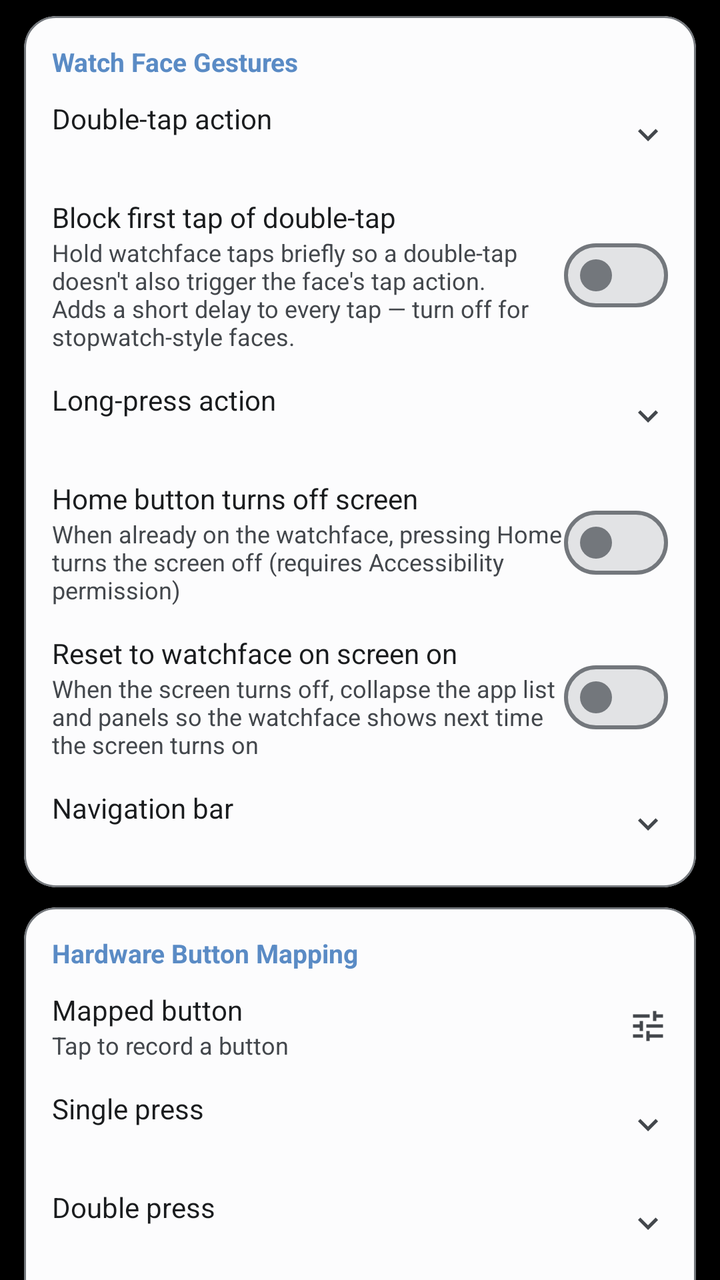
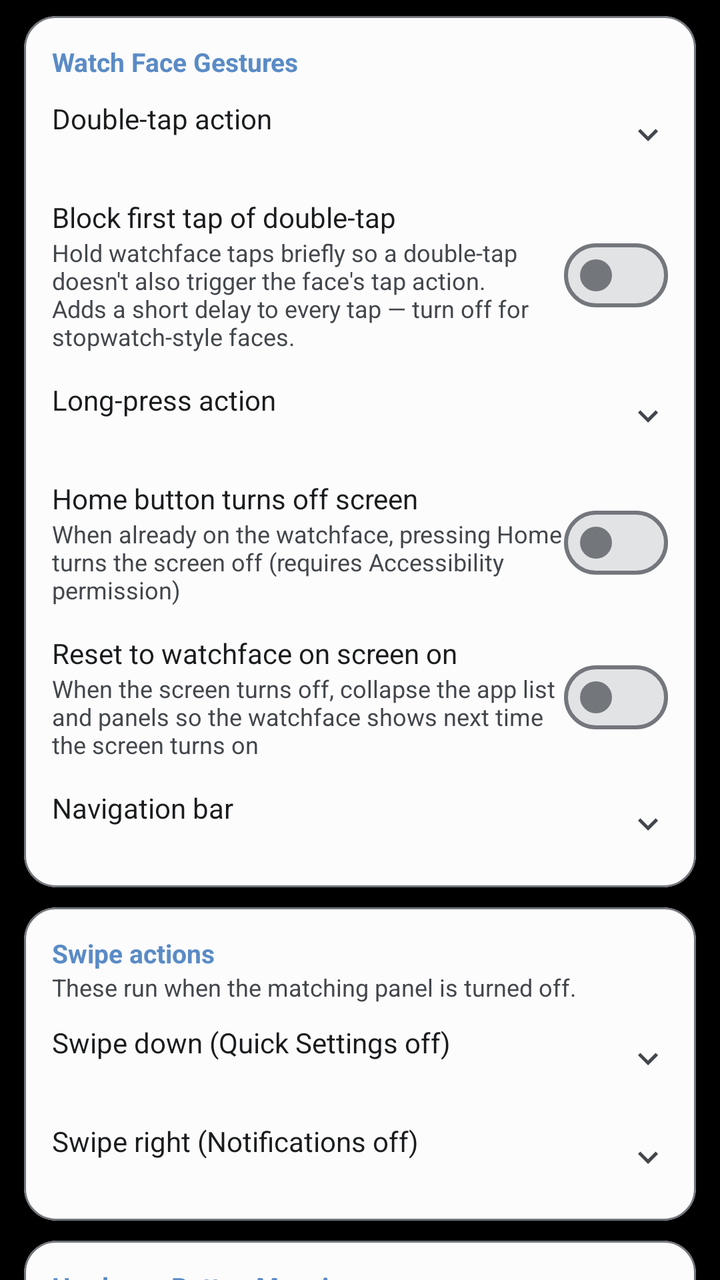

Before-and-after screenshots of an Android layout around one commit, followed by the original layout XML and the change that was made.
<!-- AndroidManifest.xml: application theme Theme.CloX -->
<!-- res/layout/fragment_settings_gestures.xml -->
<?xml version="1.0" encoding="utf-8"?>
<androidx.core.widget.NestedScrollView
    xmlns:android="http://schemas.android.com/apk/res/android"
    xmlns:app="http://schemas.android.com/apk/res-auto"
    android:layout_width="match_parent"
    android:layout_height="match_parent"
    android:clipToPadding="false"
    android:fillViewport="true">

    <LinearLayout
        android:layout_width="match_parent"
        android:layout_height="wrap_content"
        android:orientation="vertical"
        android:paddingTop="8dp"
        android:paddingBottom="16dp">

        
        <com.google.android.material.card.MaterialCardView
            android:layout_width="match_parent" android:layout_height="wrap_content"
            android:layout_marginHorizontal="12dp" android:layout_marginBottom="10dp"
            app:cardCornerRadius="16dp" app:cardElevation="0dp"
            app:strokeWidth="1dp" app:strokeColor="?attr/colorOutline"
            app:cardBackgroundColor="?attr/colorSurface">
            <LinearLayout android:layout_width="match_parent" android:layout_height="wrap_content"
                android:orientation="vertical" android:padding="14dp">
                <TextView android:layout_width="wrap_content" android:layout_height="wrap_content"
                    android:text="@string/pref_gestures_watchface_category"
                    android:textSize="13sp" android:textStyle="bold"
                    android:textColor="?attr/colorPrimary" android:layout_marginBottom="10dp" />

                
                <LinearLayout android:id="@+id/rowDoubleTap"
                    android:layout_width="match_parent" android:layout_height="wrap_content"
                    android:orientation="horizontal" android:gravity="center_vertical"
                    android:clickable="true" android:focusable="true"
                    android:background="?attr/selectableItemBackground">
                    <LinearLayout android:layout_width="0dp" android:layout_height="wrap_content"
                        android:layout_weight="1" android:orientation="vertical">
                        <TextView android:layout_width="wrap_content" android:layout_height="wrap_content"
                            android:text="@string/pref_double_tap_title"
                            android:textSize="14sp" android:textColor="?attr/colorOnSurface" />
                        <TextView android:id="@+id/tvDoubleTap"
                            android:layout_width="wrap_content" android:layout_height="wrap_content"
                            android:textSize="12sp" android:textColor="?attr/colorOnSurfaceVariant" />
                    </LinearLayout>
                    <ImageView android:layout_width="20dp" android:layout_height="20dp"
                        android:src="@drawable/ic_expand_more" app:tint="?attr/colorOnSurfaceVariant" />
                </LinearLayout>

                
                <LinearLayout android:layout_width="match_parent" android:layout_height="wrap_content"
                    android:orientation="horizontal" android:gravity="center_vertical"
                    android:layout_marginTop="14dp">
                    <LinearLayout android:layout_width="0dp" android:layout_height="wrap_content"
                        android:layout_weight="1" android:orientation="vertical">
                        <TextView android:layout_width="wrap_content" android:layout_height="wrap_content"
                            android:text="@string/pref_double_tap_hold_title"
                            android:textSize="14sp" android:textColor="?attr/colorOnSurface" />
                        <TextView android:layout_width="match_parent" android:layout_height="wrap_content"
                            android:text="@string/pref_double_tap_hold_summary"
                            android:textSize="12sp" android:textColor="?attr/colorOnSurfaceVariant" />
                    </LinearLayout>
                    <com.google.android.material.materialswitch.MaterialSwitch
                        android:id="@+id/switchDoubleTapHold"
                        android:layout_width="wrap_content" android:layout_height="wrap_content" />
                </LinearLayout>

                
                <LinearLayout android:id="@+id/rowLongPress"
                    android:layout_width="match_parent" android:layout_height="wrap_content"
                    android:orientation="horizontal" android:gravity="center_vertical"
                    android:layout_marginTop="14dp"
                    android:clickable="true" android:focusable="true"
                    android:background="?attr/selectableItemBackground">
                    <LinearLayout android:layout_width="0dp" android:layout_height="wrap_content"
                        android:layout_weight="1" android:orientation="vertical">
                        <TextView android:layout_width="wrap_content" android:layout_height="wrap_content"
                            android:text="@string/pref_long_press_title"
                            android:textSize="14sp" android:textColor="?attr/colorOnSurface" />
                        <TextView android:id="@+id/tvLongPress"
                            android:layout_width="wrap_content" android:layout_height="wrap_content"
                            android:textSize="12sp" android:textColor="?attr/colorOnSurfaceVariant" />
                    </LinearLayout>
                    <ImageView android:layout_width="20dp" android:layout_height="20dp"
                        android:src="@drawable/ic_expand_more" app:tint="?attr/colorOnSurfaceVariant" />
                </LinearLayout>

                
                <LinearLayout android:layout_width="match_parent" android:layout_height="wrap_content"
                    android:orientation="horizontal" android:gravity="center_vertical"
                    android:layout_marginTop="14dp">
                    <LinearLayout android:layout_width="0dp" android:layout_height="wrap_content"
                        android:layout_weight="1" android:orientation="vertical">
                        <TextView android:layout_width="wrap_content" android:layout_height="wrap_content"
                            android:text="@string/pref_home_press_screen_off_title"
                            android:textSize="14sp" android:textColor="?attr/colorOnSurface" />
                        <TextView android:layout_width="wrap_content" android:layout_height="wrap_content"
                            android:text="@string/pref_home_press_screen_off_summary"
                            android:textSize="12sp" android:textColor="?attr/colorOnSurfaceVariant" />
                    </LinearLayout>
                    <com.google.android.material.materialswitch.MaterialSwitch
                        android:id="@+id/switchHomePressOff"
                        android:layout_width="wrap_content" android:layout_height="wrap_content" />
                </LinearLayout>

                
                <LinearLayout android:layout_width="match_parent" android:layout_height="wrap_content"
                    android:orientation="horizontal" android:gravity="center_vertical"
                    android:layout_marginTop="14dp">
                    <LinearLayout android:layout_width="0dp" android:layout_height="wrap_content"
                        android:layout_weight="1" android:orientation="vertical">
                        <TextView android:layout_width="wrap_content" android:layout_height="wrap_content"
                            android:text="@string/pref_reset_watchface_on_screen_title"
                            android:textSize="14sp" android:textColor="?attr/colorOnSurface" />
                        <TextView android:layout_width="match_parent" android:layout_height="wrap_content"
                            android:text="@string/pref_reset_watchface_on_screen_summary"
                            android:textSize="12sp" android:textColor="?attr/colorOnSurfaceVariant" />
                    </LinearLayout>
                    <com.google.android.material.materialswitch.MaterialSwitch
                        android:id="@+id/switchResetWatchface"
                        android:layout_width="wrap_content" android:layout_height="wrap_content" />
                </LinearLayout>

                
                <LinearLayout android:id="@+id/rowNavBar"
                    android:layout_width="match_parent" android:layout_height="wrap_content"
                    android:orientation="horizontal" android:gravity="center_vertical"
                    android:layout_marginTop="14dp"
                    android:clickable="true" android:focusable="true"
                    android:background="?attr/selectableItemBackground">
                    <LinearLayout android:layout_width="0dp" android:layout_height="wrap_content"
                        android:layout_weight="1" android:orientation="vertical">
                        <TextView android:layout_width="wrap_content" android:layout_height="wrap_content"
                            android:text="@string/pref_nav_bar_title"
                            android:textSize="14sp" android:textColor="?attr/colorOnSurface" />
                        <TextView android:id="@+id/tvNavBar"
                            android:layout_width="wrap_content" android:layout_height="wrap_content"
                            android:textSize="12sp" android:textColor="?attr/colorOnSurfaceVariant" />
                    </LinearLayout>
                    <ImageView android:layout_width="20dp" android:layout_height="20dp"
                        android:src="@drawable/ic_expand_more" app:tint="?attr/colorOnSurfaceVariant" />
                </LinearLayout>

            </LinearLayout>
        </com.google.android.material.card.MaterialCardView>

        
        <com.google.android.material.card.MaterialCardView
            android:layout_width="match_parent" android:layout_height="wrap_content"
            android:layout_marginHorizontal="12dp" android:layout_marginBottom="10dp"
            app:cardCornerRadius="16dp" app:cardElevation="0dp"
            app:strokeWidth="1dp" app:strokeColor="?attr/colorOutline"
            app:cardBackgroundColor="?attr/colorSurface">
            <LinearLayout android:layout_width="match_parent" android:layout_height="wrap_content"
                android:orientation="vertical" android:padding="14dp">
                <TextView android:layout_width="wrap_content" android:layout_height="wrap_content"
                    android:text="@string/pref_btn_map_category"
                    android:textSize="13sp" android:textStyle="bold"
                    android:textColor="?attr/colorPrimary" android:layout_marginBottom="10dp" />

                
                <LinearLayout android:id="@+id/rowBtnRecord"
                    android:layout_width="match_parent" android:layout_height="wrap_content"
                    android:orientation="horizontal" android:gravity="center_vertical"
                    android:clickable="true" android:focusable="true"
                    android:background="?attr/selectableItemBackground">
                    <LinearLayout android:layout_width="0dp" android:layout_height="wrap_content"
                        android:layout_weight="1" android:orientation="vertical">
                        <TextView android:layout_width="wrap_content" android:layout_height="wrap_content"
                            android:text="@string/pref_btn_map_record_title"
                            android:textSize="14sp" android:textColor="?attr/colorOnSurface" />
                        <TextView android:id="@+id/tvBtnRecord"
                            android:layout_width="wrap_content" android:layout_height="wrap_content"
                            android:text="@string/pref_btn_map_record_summary"
                            android:textSize="12sp" android:textColor="?attr/colorOnSurfaceVariant" />
                    </LinearLayout>
                    <ImageView android:layout_width="20dp" android:layout_height="20dp"
                        android:src="@drawable/ic_tune" app:tint="?attr/colorOnSurfaceVariant" />
                </LinearLayout>

                
                <LinearLayout android:id="@+id/rowBtnSingle"
                    android:layout_width="match_parent" android:layout_height="wrap_content"
                    android:orientation="horizontal" android:gravity="center_vertical"
                    android:layout_marginTop="14dp"
                    android:clickable="true" android:focusable="true"
                    android:background="?attr/selectableItemBackground">
                    <LinearLayout android:layout_width="0dp" android:layout_height="wrap_content"
                        android:layout_weight="1" android:orientation="vertical">
                        <TextView android:layout_width="wrap_content" android:layout_height="wrap_content"
                            android:text="@string/pref_btn_single_title"
                            android:textSize="14sp" android:textColor="?attr/colorOnSurface" />
                        <TextView android:id="@+id/tvBtnSingle"
                            android:layout_width="wrap_content" android:layout_height="wrap_content"
                            android:textSize="12sp" android:textColor="?attr/colorOnSurfaceVariant" />
                    </LinearLayout>
                    <ImageView android:layout_width="20dp" android:layout_height="20dp"
                        android:src="@drawable/ic_expand_more" app:tint="?attr/colorOnSurfaceVariant" />
                </LinearLayout>

                
                <LinearLayout android:id="@+id/rowBtnDouble"
                    android:layout_width="match_parent" android:layout_height="wrap_content"
                    android:orientation="horizontal" android:gravity="center_vertical"
                    android:layout_marginTop="14dp"
                    android:clickable="true" android:focusable="true"
                    android:background="?attr/selectableItemBackground">
                    <LinearLayout android:layout_width="0dp" android:layout_height="wrap_content"
                        android:layout_weight="1" android:orientation="vertical">
                        <TextView android:layout_width="wrap_content" android:layout_height="wrap_content"
                            android:text="@string/pref_btn_double_title"
                            android:textSize="14sp" android:textColor="?attr/colorOnSurface" />
                        <TextView android:id="@+id/tvBtnDouble"
                            android:layout_width="wrap_content" android:layout_height="wrap_content"
                            android:textSize="12sp" android:textColor="?attr/colorOnSurfaceVariant" />
                    </LinearLayout>
                    <ImageView android:layout_width="20dp" android:layout_height="20dp"
                        android:src="@drawable/ic_expand_more" app:tint="?attr/colorOnSurfaceVariant" />
                </LinearLayout>

                
                <LinearLayout android:id="@+id/rowBtnLong"
                    android:layout_width="match_parent" android:layout_height="wrap_content"
                    android:orientation="horizontal" android:gravity="center_vertical"
                    android:layout_marginTop="14dp"
                    android:clickable="true" android:focusable="true"
                    android:background="?attr/selectableItemBackground">
                    <LinearLayout android:layout_width="0dp" android:layout_height="wrap_content"
                        android:layout_weight="1" android:orientation="vertical">
                        <TextView android:layout_width="wrap_content" android:layout_height="wrap_content"
                            android:text="@string/pref_btn_long_title"
                            android:textSize="14sp" android:textColor="?attr/colorOnSurface" />
                        <TextView android:id="@+id/tvBtnLong"
                            android:layout_width="wrap_content" android:layout_height="wrap_content"
                            android:textSize="12sp" android:textColor="?attr/colorOnSurfaceVariant" />
                    </LinearLayout>
                    <ImageView android:layout_width="20dp" android:layout_height="20dp"
                        android:src="@drawable/ic_expand_more" app:tint="?attr/colorOnSurfaceVariant" />
                </LinearLayout>

                
                <com.google.android.material.button.MaterialButton
                    android:id="@+id/btnClearBtnMap"
                    style="@style/Widget.Material3.Button.TextButton"
                    android:layout_width="wrap_content" android:layout_height="wrap_content"
                    android:layout_marginTop="8dp"
                    android:text="@string/pref_btn_map_clear_title"
                    android:visibility="gone" />

            </LinearLayout>
        </com.google.android.material.card.MaterialCardView>

    </LinearLayout>
</androidx.core.widget.NestedScrollView>
<!-- resources referenced by this layout -->
<resources>
  <!-- drawable ic_expand_more (drawable) -->
  <?xml version="1.0" encoding="utf-8"?>
  <vector xmlns:android="http://schemas.android.com/apk/res/android"
      android:width="24dp" android:height="24dp"
      android:viewportWidth="24" android:viewportHeight="24"
      android:tint="?attr/colorControlNormal">
      <path android:fillColor="@android:color/white"
          android:pathData="M16.59,8.59L12,13.17 7.41,8.59 6,10l6,6 6,-6 -1.41,-1.41z"/>
  </vector>
  <!-- drawable ic_tune (drawable) -->
  <vector xmlns:android="http://schemas.android.com/apk/res/android" android:width="24dp" android:height="24dp" android:viewportWidth="24" android:viewportHeight="24">
      <path android:fillColor="?attr/colorOnSurface" android:pathData="M3,17v2h6v-2H3zM3,5v2h10V5H3zM13,21v-2h8v-2h-8v-2h-2v6h2zM7,9v2H3v2h4v2h2V9H7zM21,13v-2H11v2h10zM15,9h2V7h4V5h-4V3h-2v6z"/>
  </vector>
  <string name="pref_btn_double_title">Double press</string>
  <string name="pref_btn_long_title">Long press</string>
  <string name="pref_btn_map_category">Hardware Button Mapping</string>
  <string name="pref_btn_map_clear_title">Clear button mapping</string>
  <string name="pref_btn_map_record_summary">Tap to record a button</string>
  <string name="pref_btn_map_record_title">Mapped button</string>
  <string name="pref_btn_single_title">Single press</string>
  <string name="pref_double_tap_hold_summary">Hold watchface taps briefly so a double-tap doesn\'t also trigger the face\'s tap action. Adds a short delay to every tap — turn off for stopwatch-style faces.</string>
  <string name="pref_double_tap_hold_title">Block first tap of double-tap</string>
  <string name="pref_double_tap_title">Double-tap action</string>
  <string name="pref_gestures_watchface_category">Watch Face Gestures</string>
  <string name="pref_home_press_screen_off_summary">When already on the watchface, pressing Home turns the screen off (requires Accessibility permission)</string>
  <string name="pref_home_press_screen_off_title">Home button turns off screen</string>
  <string name="pref_long_press_title">Long-press action</string>
  <string name="pref_nav_bar_title">Navigation bar</string>
  <string name="pref_reset_watchface_on_screen_summary">When the screen turns off, collapse the app list and panels so the watchface shows next time the screen turns on</string>
  <string name="pref_reset_watchface_on_screen_title">Reset to watchface on screen on</string>
  <style name="Theme.CloX" parent="Base.Theme.CloX">
          <item name="android:windowBackground">@android:color/black</item>
          <item name="android:windowAnimationStyle">@null</item>
          <item name="android:windowShowWallpaper">true</item>
      </style>
  <color name="brand_500">#5A8BC5</color>
  <color name="brand_on_accent_light">#FFFFFF</color>
  <color name="brand_container_light">#D6E6F5</color>
  <color name="brand_on_container_light">#0F2B44</color>
  <color name="brand_300">#82ABD0</color>
  <color name="m3_background">#FCFCFD</color>
  <color name="m3_surface">#FCFCFD</color>
  <color name="m3_on_surface">#1A1C1E</color>
  <color name="m3_surface_variant">#E1E2E6</color>
  <color name="m3_on_surface_variant">#43474C</color>
  <color name="m3_surface_container_lowest">#FFFFFF</color>
  <color name="m3_surface_container_low">#F4F4F5</color>
  <color name="m3_surface_container">#EEEEF0</color>
  <color name="m3_surface_container_high">#E8E9EB</color>
  <color name="m3_surface_container_highest">#E2E3E5</color>
  <color name="m3_surface_bright">#FCFCFD</color>
  <color name="m3_surface_dim">#DBDBDD</color>
  <color name="m3_inverse_surface">#2F3133</color>
  <color name="m3_inverse_on_surface">#F1F0F2</color>
  <color name="m3_outline">#73777C</color>
  <color name="m3_outline_variant">#C3C6CC</color>
  <!-- unchanged entries left out for length: 1 -->
</resources>

<!-- the commit's change to res/layout/fragment_settings_gestures.xml (unified diff, before → after) -->
@@ -154,11 +154,76 @@
             <LinearLayout android:layout_width="match_parent" android:layout_height="wrap_content"
                 android:orientation="vertical" android:padding="14dp">
                 <TextView android:layout_width="wrap_content" android:layout_height="wrap_content"
+                    android:text="@string/pref_swipe_category"
+                    android:textSize="13sp" android:textStyle="bold"
+                    android:textColor="?attr/colorPrimary" />
+                <TextView android:layout_width="match_parent" android:layout_height="wrap_content"
+                    android:text="@string/pref_swipe_category_summary"
+                    android:textSize="12sp" android:textColor="?attr/colorOnSurfaceVariant"
+                    android:layout_marginBottom="10dp" />
+
+                
+                <LinearLayout android:id="@+id/rowSwipeDown"
+                    android:layout_width="match_parent" android:layout_height="wrap_content"
+                    android:orientation="horizontal" android:gravity="center_vertical"
+                    android:clickable="true" android:focusable="true"
+                    android:background="?attr/selectableItemBackground">
+                    <LinearLayout android:layout_width="0dp" android:layout_height="wrap_content"
+                        android:layout_weight="1" android:orientation="vertical">
+                        <TextView android:layout_width="wrap_content" android:layout_height="wrap_content"
+                            android:text="@string/pref_swipe_down_title"
+                            android:textSize="14sp" android:textColor="?attr/colorOnSurface" />
+                        <TextView android:id="@+id/tvSwipeDown"
+                            android:layout_width="wrap_content" android:layout_height="wrap_content"
+                            android:textSize="12sp" android:textColor="?attr/colorOnSurfaceVariant" />
+                    </LinearLayout>
+                    <ImageView android:layout_width="20dp" android:layout_height="20dp"
+                        android:src="@drawable/ic_expand_more" app:tint="?attr/colorOnSurfaceVariant" />
+                </LinearLayout>
+
+                
+                <LinearLayout android:id="@+id/rowSwipeRight"
+                    android:layout_width="match_parent" android:layout_height="wrap_content"
+                    android:orientation="horizontal" android:gravity="center_vertical"
+                    android:layout_marginTop="14dp"
+                    android:clickable="true" android:focusable="true"
+                    android:background="?attr/selectableItemBackground">
+                    <LinearLayout android:layout_width="0dp" android:layout_height="wrap_content"
+                        android:layout_weight="1" android:orientation="vertical">
+                        <TextView android:layout_width="wrap_content" android:layout_height="wrap_content"
+                            android:text="@string/pref_swipe_right_title"
+                            android:textSize="14sp" android:textColor="?attr/colorOnSurface" />
+                        <TextView android:id="@+id/tvSwipeRight"
+                            android:layout_width="wrap_content" android:layout_height="wrap_content"
+                            android:textSize="12sp" android:textColor="?attr/colorOnSurfaceVariant" />
+                    </LinearLayout>
+                    <ImageView android:layout_width="20dp" android:layout_height="20dp"
+                        android:src="@drawable/ic_expand_more" app:tint="?attr/colorOnSurfaceVariant" />
+                </LinearLayout>
+
+            </LinearLayout>
+        </com.google.android.material.card.MaterialCardView>
+
+        
+        <com.google.android.material.card.MaterialCardView
+            android:layout_width="match_parent" android:layout_height="wrap_content"
+            android:layout_marginHorizontal="12dp" android:layout_marginBottom="10dp"
+            app:cardCornerRadius="16dp" app:cardElevation="0dp"
+            app:strokeWidth="1dp" app:strokeColor="?attr/colorOutline"
+            app:cardBackgroundColor="?attr/colorSurface">
+            <LinearLayout android:layout_width="match_parent" android:layout_height="wrap_content"
+                android:orientation="vertical" android:padding="14dp">
+                <TextView android:layout_width="wrap_content" android:layout_height="wrap_content"
                     android:text="@string/pref_btn_map_category"
                     android:textSize="13sp" android:textStyle="bold"
                     android:textColor="?attr/colorPrimary" android:layout_marginBottom="10dp" />
 
                 
+                <LinearLayout android:id="@+id/containerButtons"
+                    android:layout_width="match_parent" android:layout_height="wrap_content"
+                    android:orientation="vertical" />
+
+                
                 <LinearLayout android:id="@+id/rowBtnRecord"
                     android:layout_width="match_parent" android:layout_height="wrap_content"
                     android:orientation="horizontal" android:gravity="center_vertical"
@@ -167,85 +232,15 @@
                     <LinearLayout android:layout_width="0dp" android:layout_height="wrap_content"
                         android:layout_weight="1" android:orientation="vertical">
                         <TextView android:layout_width="wrap_content" android:layout_height="wrap_content"
-                            android:text="@string/pref_btn_map_record_title"
-                            android:textSize="14sp" android:textColor="?attr/colorOnSurface" />
-                        <TextView android:id="@+id/tvBtnRecord"
-                            android:layout_width="wrap_content" android:layout_height="wrap_content"
-                            android:text="@string/pref_btn_map_record_summary"
-                            android:textSize="12sp" android:textColor="?attr/colorOnSurfaceVariant" />
-                    </LinearLayout>
-                    <ImageView android:layout_width="20dp" android:layout_height="20dp"
-                        android:src="@drawable/ic_tune" app:tint="?attr/colorOnSurfaceVariant" />
-                </LinearLayout>
-
-                
-                <LinearLayout android:id="@+id/rowBtnSingle"
-                    android:layout_width="match_parent" android:layout_height="wrap_content"
-                    android:orientation="horizontal" android:gravity="center_vertical"
-                    android:layout_marginTop="14dp"
-                    android:clickable="true" android:focusable="true"
-                    android:background="?attr/selectableItemBackground">
-                    <LinearLayout android:layout_width="0dp" android:layout_height="wrap_content"
-                        android:layout_weight="1" android:orientation="vertical">
-                        <TextView android:layout_width="wrap_content" android:layout_height="wrap_content"
-                            android:text="@string/pref_btn_single_title"
-                            android:textSize="14sp" android:textColor="?attr/colorOnSurface" />
-                        <TextView android:id="@+id/tvBtnSingle"
-                            android:layout_width="wrap_content" android:layout_height="wrap_content"
-                            android:textSize="12sp" android:textColor="?attr/colorOnSurfaceVariant" />
-                    </LinearLayout>
-                    <ImageView android:layout_width="20dp" android:layout_height="20dp"
-                        android:src="@drawable/ic_expand_more" app:tint="?attr/colorOnSurfaceVariant" />
-                </LinearLayout>
-
-                
-                <LinearLayout android:id="@+id/rowBtnDouble"
-                    android:layout_width="match_parent" android:layout_height="wrap_content"
-                    android:orientation="horizontal" android:gravity="center_vertical"
-                    android:layout_marginTop="14dp"
-                    android:clickable="true" android:focusable="true"
-                    android:background="?attr/selectableItemBackground">
-                    <LinearLayout android:layout_width="0dp" android:layout_height="wrap_content"
-                        android:layout_weight="1" android:orientation="vertical">
-                        <TextView android:layout_width="wrap_content" android:layout_height="wrap_content"
-                            android:text="@string/pref_btn_double_title"
-                            android:textSize="14sp" android:textColor="?attr/colorOnSurface" />
-                        <TextView android:id="@+id/tvBtnDouble"
-                            android:layout_width="wrap_content" android:layout_height="wrap_content"
-                            android:textSize="12sp" android:textColor="?attr/colorOnSurfaceVariant" />
-                    </LinearLayout>
-                    <ImageView android:layout_width="20dp" android:layout_height="20dp"
-                        android:src="@drawable/ic_expand_more" app:tint="?attr/colorOnSurfaceVariant" />
-                </LinearLayout>
-
-                
-                <LinearLayout android:id="@+id/rowBtnLong"
-                    android:layout_width="match_parent" android:layout_height="wrap_content"
-                    android:orientation="horizontal" android:gravity="center_vertical"
-                    android:layout_marginTop="14dp"
-                    android:clickable="true" android:focusable="true"
-                    android:background="?attr/selectableItemBackground">
-                    <LinearLayout android:layout_width="0dp" android:layout_height="wrap_content"
-                        android:layout_weight="1" android:orientation="vertical">
-                        <TextView android:layout_width="wrap_content" android:layout_height="wrap_content"
-                            android:text="@string/pref_btn_long_title"
-                            android:textSize="14sp" android:textColor="?attr/colorOnSurface" />
-                        <TextView android:id="@+id/tvBtnLong"
-                            android:layout_width="wrap_content" android:layout_height="wrap_content"
-                            android:textSize="12sp" android:textColor="?attr/colorOnSurfaceVariant" />
-                    </LinearLayout>
-                    <ImageView android:layout_width="20dp" android:layout_height="20dp"
-                        android:src="@drawable/ic_expand_more" app:tint="?attr/colorOnSurfaceVariant" />
-                </LinearLayout>
-
-                
-                <com.google.android.material.button.MaterialButton
-                    android:id="@+id/btnClearBtnMap"
-                    style="@style/Widget.Material3.Button.TextButton"
-                    android:layout_width="wrap_content" android:layout_height="wrap_content"
-                    android:layout_marginTop="8dp"
-                    android:text="@string/pref_btn_map_clear_title"
-                    android:visibility="gone" />
+                            android:text="@string/pref_btn_add_title"
+                            android:textSize="14sp" android:textColor="?attr/colorPrimary" />
+                        <TextView android:layout_width="wrap_content" android:layout_height="wrap_content"
+                            android:text="@string/pref_btn_add_summary"
+                            android:textSize="12sp" android:textColor="?attr/colorOnSurfaceVariant" />
+                    </LinearLayout>
+                    <ImageView android:layout_width="20dp" android:layout_height="20dp"
+                        android:src="@drawable/ic_tune" app:tint="?attr/colorPrimary" />
+                </LinearLayout>
 
             </LinearLayout>
         </com.google.android.material.card.MaterialCardView>
<!-- resource entries referenced after the edit -->
@@ -13,13 +13,9 @@
   <vector xmlns:android="http://schemas.android.com/apk/res/android" android:width="24dp" android:height="24dp" android:viewportWidth="24" android:viewportHeight="24">
       <path android:fillColor="?attr/colorOnSurface" android:pathData="M3,17v2h6v-2H3zM3,5v2h10V5H3zM13,21v-2h8v-2h-8v-2h-2v6h2zM7,9v2H3v2h4v2h2V9H7zM21,13v-2H11v2h10zM15,9h2V7h4V5h-4V3h-2v6z"/>
   </vector>
-  <string name="pref_btn_double_title">Double press</string>
-  <string name="pref_btn_long_title">Long press</string>
+  <string name="pref_btn_add_summary">Tap to record another button</string>
+  <string name="pref_btn_add_title">Add button</string>
   <string name="pref_btn_map_category">Hardware Button Mapping</string>
-  <string name="pref_btn_map_clear_title">Clear button mapping</string>
-  <string name="pref_btn_map_record_summary">Tap to record a button</string>
-  <string name="pref_btn_map_record_title">Mapped button</string>
-  <string name="pref_btn_single_title">Single press</string>
   <string name="pref_double_tap_hold_summary">Hold watchface taps briefly so a double-tap doesn\'t also trigger the face\'s tap action. Adds a short delay to every tap — turn off for stopwatch-style faces.</string>
   <string name="pref_double_tap_hold_title">Block first tap of double-tap</string>
   <string name="pref_double_tap_title">Double-tap action</string>
@@ -30,6 +26,10 @@
   <string name="pref_nav_bar_title">Navigation bar</string>
   <string name="pref_reset_watchface_on_screen_summary">When the screen turns off, collapse the app list and panels so the watchface shows next time the screen turns on</string>
   <string name="pref_reset_watchface_on_screen_title">Reset to watchface on screen on</string>
+  <string name="pref_swipe_category">Swipe actions</string>
+  <string name="pref_swipe_category_summary">These run when the matching panel is turned off.</string>
+  <string name="pref_swipe_down_title">Swipe down (Quick Settings off)</string>
+  <string name="pref_swipe_right_title">Swipe right (Notifications off)</string>
   <style name="Theme.CloX" parent="Base.Theme.CloX">
           <item name="android:windowBackground">@android:color/black</item>
           <item name="android:windowAnimationStyle">@null</item>
